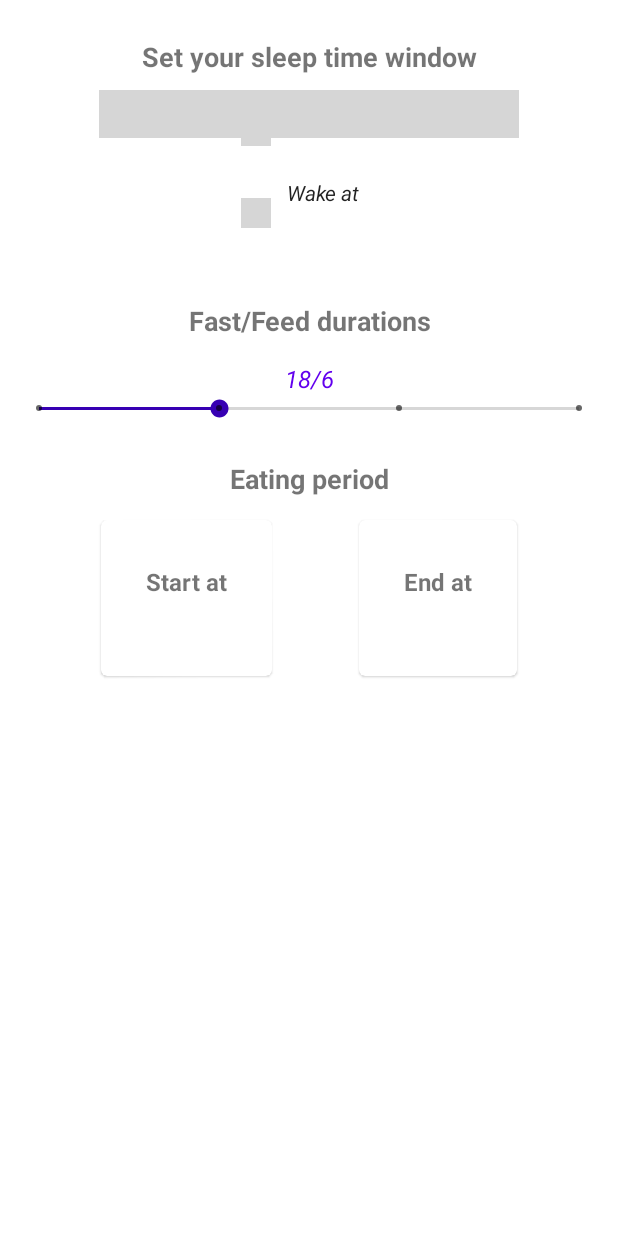
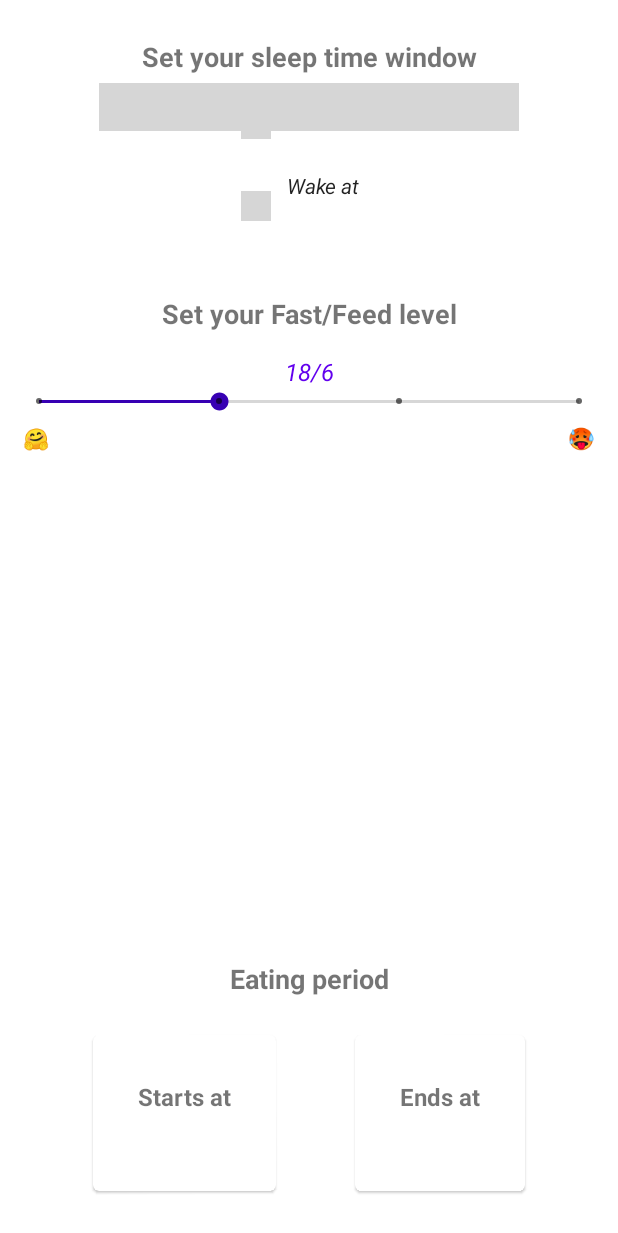
Before and after one commit to Husseinfo/interfast, an Android app: the screen it shows after launch (MainActivity), on a phone screen of 412 x 824 dp. Shown: the top 1233 px of the screen. Run offline under Robolectric (Android 15) with nearby library versions, the phone set to English and light mode, and no system bars; libraries missing offline, so code that uses them is left out: nl.joery.timerangepicker; plain views replace TimeRangePicker; 11 statements that could not run were skipped; grey boxes are pictures that could not be loaded.

Commit message:
ui tweaks

```diff
--- a/app/src/main/res/layout/activity_main.xml
+++ b/app/src/main/res/layout/activity_main.xml
@@ -24,7 +24,7 @@
         android:layout_width="280dp"
         android:layout_height="wrap_content"
         android:layout_gravity="center"
-        android:layout_marginTop="10dp"
+        android:layout_marginTop="5dp"
         app:layout_constraintEnd_toEndOf="parent"
         app:layout_constraintStart_toStartOf="parent"
         app:layout_constraintTop_toBottomOf="@id/tv_sleeping">
@@ -215,26 +215,46 @@
         app:layout_constraintTop_toBottomOf="@id/tv_method_selected" />
 
     <TextView
+        android:layout_width="wrap_content"
+        android:layout_height="wrap_content"
+        android:layout_margin="5dp"
+        android:text="@string/moderate"
+        android:textColor="?colorSecondary"
+        android:textSize="14sp"
+        app:layout_constraintStart_toStartOf="@id/sb_method"
+        app:layout_constraintTop_toBottomOf="@id/sb_method" />
+
+    <TextView
+        android:layout_width="wrap_content"
+        android:layout_height="wrap_content"
+        android:layout_margin="5dp"
+        android:text="@string/extreme"
+        android:textColor="?colorSecondary"
+        android:textSize="14sp"
+        app:layout_constraintEnd_toEndOf="@id/sb_method"
+        app:layout_constraintTop_toBottomOf="@id/sb_method" />
+
+    <TextView
         android:id="@+id/tv_result"
         android:layout_width="match_parent"
         android:layout_height="wrap_content"
-        android:layout_marginTop="25dp"
+        android:layout_marginBottom="25dp"
         android:text="@string/eating_period"
         android:textAlignment="center"
         android:textSize="18sp"
         android:textStyle="bold"
+        app:layout_constraintBottom_toTopOf="@id/card_start"
         app:layout_constraintEnd_toEndOf="parent"
-        app:layout_constraintStart_toStartOf="parent"
-        app:layout_constraintTop_toBottomOf="@+id/sb_method" />
+        app:layout_constraintStart_toStartOf="parent" />
 
     <com.google.android.material.card.MaterialCardView
         android:id="@+id/card_start"
         android:layout_width="wrap_content"
         android:layout_height="wrap_content"
-        android:layout_marginTop="15dp"
+        android:layout_marginBottom="20dp"
+        app:layout_constraintBottom_toBottomOf="parent"
         app:layout_constraintEnd_toStartOf="@+id/card_end"
-        app:layout_constraintStart_toStartOf="parent"
-        app:layout_constraintTop_toBottomOf="@id/tv_result">
+        app:layout_constraintStart_toStartOf="parent">
 
         <LinearLayout
             android:layout_width="wrap_content"
@@ -266,9 +286,9 @@
         android:id="@+id/card_end"
         android:layout_width="wrap_content"
         android:layout_height="wrap_content"
+        app:layout_constraintBottom_toBottomOf="@id/card_start"
         app:layout_constraintEnd_toEndOf="parent"
-        app:layout_constraintStart_toEndOf="@id/card_start"
-        app:layout_constraintTop_toTopOf="@id/card_start">
+        app:layout_constraintStart_toEndOf="@id/card_start">
 
         <LinearLayout
             android:layout_width="wrap_content"
--- a/app/src/main/res/values/strings.xml
+++ b/app/src/main/res/values/strings.xml
@@ -5,9 +5,11 @@
     <string name="wake">Wake at</string>
     <string name="duration">Your sleep duration is %1$s</string>
     <string name="set_your_sleep_time_window">Set your sleep time window</string>
-    <string name="durations">Fast/Feed durations</string>
+    <string name="durations">Set your Fast/Feed level</string>
     <string name="eating_period">Eating period</string>
-    <string name="breakfast">Start at</string>
-    <string name="fast">End at</string>
+    <string name="breakfast">Starts at</string>
+    <string name="fast">Ends at</string>
+    <string name="extreme">🥵</string>
+    <string name="moderate">🤗</string>
 
 </resources>
```
